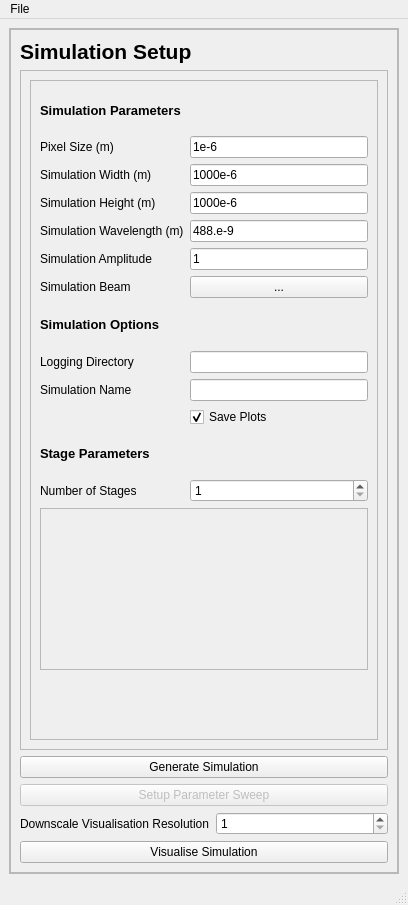
Before: the Qt Designer form juno/ui/qtdesigner_files/SimulationSetup.ui in DeMarcoLab/juno, drawn with Qt 5.
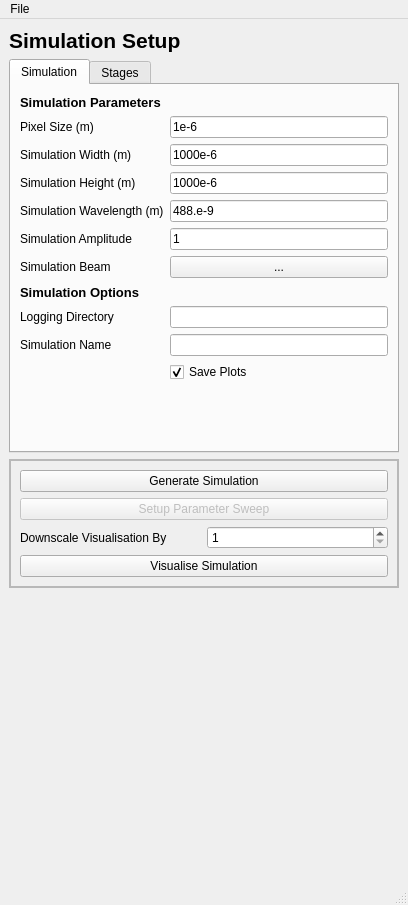
After: the same form once the commit is applied.

Commit message: [UI] update ui layout to fit on screen

```diff
--- a/juno/ui/qtdesigner_files/SimulationSetup.ui
+++ b/juno/ui/qtdesigner_files/SimulationSetup.ui
@@ -15,121 +15,28 @@
   </property>
   <widget class="QWidget" name="centralwidget">
    <layout class="QGridLayout" name="gridLayout">
-    <item row="0" column="0">
-     <widget class="QFrame" name="frame">
-      <property name="frameShape">
-       <enum>QFrame::StyledPanel</enum>
-      </property>
-      <property name="frameShadow">
-       <enum>QFrame::Raised</enum>
-      </property>
-      <layout class="QGridLayout" name="gridLayout_2">
-       <property name="leftMargin">
+    <item row="1" column="0">
+     <widget class="QTabWidget" name="tabWidget">
+      <property name="currentIndex">
         <number>0</number>
        </property>
-       <property name="topMargin">
-        <number>0</number>
-       </property>
-       <property name="rightMargin">
-        <number>0</number>
-       </property>
-       <property name="bottomMargin">
-        <number>0</number>
-       </property>
-       <property name="spacing">
-        <number>0</number>
-       </property>
-       <item row="0" column="0">
-        <widget class="QFrame" name="frame_2">
-         <property name="maximumSize">
-          <size>
-           <width>16777215</width>
-           <height>16777215</height>
-          </size>
-         </property>
-         <property name="frameShape">
-          <enum>QFrame::StyledPanel</enum>
-         </property>
-         <property name="frameShadow">
-          <enum>QFrame::Raised</enum>
-         </property>
-         <layout class="QGridLayout" name="gridLayout_3">
-          <item row="0" column="0">
-           <widget class="QLabel" name="label">
-            <property name="maximumSize">
-             <size>
-              <width>16777215</width>
-              <height>200</height>
-             </size>
-            </property>
-            <property name="font">
-             <font>
-              <pointsize>16</pointsize>
-              <weight>75</weight>
-              <bold>true</bold>
-             </font>
-            </property>
-            <property name="text">
-             <string>Simulation Setup</string>
-            </property>
-           </widget>
-          </item>
-          <item row="1" column="0" colspan="2">
-           <widget class="QScrollArea" name="scrollArea">
-            <property name="widgetResizable">
-             <bool>true</bool>
-            </property>
-            <widget class="QWidget" name="scrollAreaWidgetContents_2">
-             <property name="geometry">
-              <rect>
-               <x>0</x>
-               <y>0</y>
-               <width>366</width>
-               <height>678</height>
-              </rect>
-             </property>
-             <layout class="QGridLayout" name="gridLayout_5">
-              <item row="0" column="0">
-               <widget class="QFrame" name="frame_4">
-                <property name="frameShape">
-                 <enum>QFrame::StyledPanel</enum>
-                </property>
-                <property name="frameShadow">
-                 <enum>QFrame::Raised</enum>
-                </property>
-                <layout class="QGridLayout" name="gridLayout_4">
-                 <item row="7" column="0">
-                  <widget class="QLabel" name="label_sim_wavelength">
-                   <property name="text">
-                    <string>Simulation Wavelength (m)</string>
-                   </property>
-                  </widget>
-                 </item>
-                 <item row="21" column="0" colspan="2">
-                  <spacer name="verticalSpacer">
-                   <property name="orientation">
-                    <enum>Qt::Vertical</enum>
-                   </property>
-                   <property name="sizeType">
-                    <enum>QSizePolicy::Maximum</enum>
-                   </property>
-                   <property name="sizeHint" stdset="0">
-                    <size>
-                     <width>20</width>
-                     <height>60</height>
-                    </size>
-                   </property>
-                  </spacer>
-                 </item>
-                 <item row="8" column="0">
+      <widget class="QWidget" name="tab_simulation">
+       <attribute name="title">
+        <string>Simulation</string>
+       </attribute>
+       <layout class="QGridLayout" name="gridLayout_6">
+        <item row="8" column="1">
+         <widget class="QLineEdit" name="lineEdit_log_dir"/>
+        </item>
+        <item row="5" column="0">
                   <widget class="QLabel" name="label_sim_amplitude">
                    <property name="text">
                     <string>Simulation Amplitude</string>
                    </property>
                   </widget>
                  </item>
-                 <item row="14" column="0">
-                  <widget class="QLabel" name="label_stage_parameters_title">
+        <item row="7" column="0">
+         <widget class="QLabel" name="label_options_title">
                    <property name="font">
                     <font>
                      <pointsize>10</pointsize>
@@ -138,54 +45,18 @@
                     </font>
                    </property>
                    <property name="text">
-                    <string>Stage Parameters</string>
+           <string>Simulation Options</string>
                    </property>
                   </widget>
                  </item>
-                 <item row="5" column="0">
+        <item row="2" column="0">
                   <widget class="QLabel" name="label_sim_width">
                    <property name="text">
                     <string>Simulation Width (m)</string>
                    </property>
                   </widget>
                  </item>
-                 <item row="15" column="1">
-                  <widget class="QSpinBox" name="spinBox_sim_num_stages">
-                   <property name="minimum">
-                    <number>1</number>
-                   </property>
-                   <property name="maximum">
-                    <number>10</number>
-                   </property>
-                   <property name="singleStep">
-                    <number>1</number>
-                   </property>
-                  </widget>
-                 </item>
-                 <item row="17" column="0" rowspan="4" colspan="2">
-                  <widget class="QScrollArea" name="scrollArea_stages">
-                   <property name="minimumSize">
-                    <size>
-                     <width>0</width>
-                     <height>0</height>
-                    </size>
-                   </property>
-                   <property name="widgetResizable">
-                    <bool>true</bool>
-                   </property>
-                   <widget class="QWidget" name="scrollAreaWidgetContents">
-                    <property name="geometry">
-                     <rect>
-                      <x>0</x>
-                      <y>0</y>
-                      <width>326</width>
-                      <height>167</height>
-                     </rect>
-                    </property>
-                   </widget>
-                  </widget>
-                 </item>
-                 <item row="0" column="0" colspan="2">
+        <item row="0" column="0">
                   <widget class="QLabel" name="label_sim_param_title">
                    <property name="font">
                     <font>
@@ -200,41 +71,58 @@
                   </widget>
                  </item>
                  <item row="9" column="1">
-                  <widget class="QPushButton" name="pushButton_sim_beam">
-                   <property name="text">
-                    <string>...</string>
-                   </property>
-                  </widget>
-                 </item>
-                 <item row="9" column="0">
+         <widget class="QLineEdit" name="lineEdit_sim_name"/>
+        </item>
+        <item row="6" column="0">
                   <widget class="QLabel" name="label_sim_beam">
                    <property name="text">
                     <string>Simulation Beam</string>
                    </property>
                   </widget>
                  </item>
-                 <item row="10" column="0">
-                  <widget class="QLabel" name="label_options_title">
-                   <property name="font">
-                    <font>
-                     <pointsize>10</pointsize>
-                     <weight>75</weight>
-                     <bold>true</bold>
-                    </font>
-                   </property>
-                   <property name="text">
-                    <string>Simulation Options</string>
-                   </property>
-                  </widget>
-                 </item>
-                 <item row="3" column="1">
+        <item row="1" column="1">
                   <widget class="QLineEdit" name="lineEdit_pixel_size">
                    <property name="text">
                     <string>1e-6</string>
                    </property>
                   </widget>
                  </item>
-                 <item row="13" column="1">
+        <item row="4" column="0">
+         <widget class="QLabel" name="label_sim_wavelength">
+          <property name="text">
+           <string>Simulation Wavelength (m)</string>
+          </property>
+         </widget>
+        </item>
+        <item row="9" column="0">
+         <widget class="QLabel" name="label_sim_name">
+          <property name="text">
+           <string>Simulation Name</string>
+          </property>
+         </widget>
+        </item>
+        <item row="6" column="1">
+         <widget class="QPushButton" name="pushButton_sim_beam">
+          <property name="text">
+           <string>...</string>
+          </property>
+         </widget>
+        </item>
+        <item row="8" column="0">
+         <widget class="QLabel" name="label_2">
+          <property name="text">
+           <string>Logging Directory</string>
+          </property>
+         </widget>
+        </item>
+        <item row="2" column="1">
+         <widget class="QLineEdit" name="lineEdit_sim_width">
+          <property name="text">
+           <string>1000e-6</string>
+          </property>
+         </widget>
+        </item>
+        <item row="10" column="1">
                   <widget class="QCheckBox" name="checkBox_save_plot">
                    <property name="text">
                     <string>Save Plots</string>
@@ -244,90 +132,202 @@
                    </property>
                   </widget>
                  </item>
-                 <item row="8" column="1">
-                  <widget class="QLineEdit" name="lineEdit_sim_amplitude">
+        <item row="3" column="1">
+         <widget class="QLineEdit" name="lineEdit_sim_height">
                    <property name="text">
-                    <string>1</string>
+           <string>1000e-6</string>
                    </property>
                   </widget>
                  </item>
-                 <item row="12" column="1">
-                  <widget class="QLineEdit" name="lineEdit_sim_name"/>
-                 </item>
-                 <item row="6" column="0">
-                  <widget class="QLabel" name="label_sim_height">
-                   <property name="text">
-                    <string>Simulation Height (m)</string>
-                   </property>
-                  </widget>
-                 </item>
-                 <item row="3" column="0">
+        <item row="1" column="0">
                   <widget class="QLabel" name="label_pixel_size">
                    <property name="text">
                     <string>Pixel Size (m)</string>
                    </property>
                   </widget>
                  </item>
-                 <item row="6" column="1">
-                  <widget class="QLineEdit" name="lineEdit_sim_height">
-                   <property name="text">
-                    <string>1000e-6</string>
-                   </property>
-                  </widget>
-                 </item>
-                 <item row="15" column="0">
-                  <widget class="QLabel" name="label_sim_num_stages">
-                   <property name="text">
-                    <string>Number of Stages</string>
-                   </property>
-                  </widget>
-                 </item>
-                 <item row="7" column="1">
+        <item row="4" column="1">
                   <widget class="QLineEdit" name="lineEdit_sim_wavelength">
                    <property name="text">
                     <string>488.e-9</string>
                    </property>
                   </widget>
                  </item>
-                 <item row="11" column="1">
-                  <widget class="QLineEdit" name="lineEdit_log_dir"/>
+        <item row="3" column="0">
+         <widget class="QLabel" name="label_sim_height">
+          <property name="text">
+           <string>Simulation Height (m)</string>
+          </property>
+         </widget>
                  </item>
                  <item row="5" column="1">
-                  <widget class="QLineEdit" name="lineEdit_sim_width">
+         <widget class="QLineEdit" name="lineEdit_sim_amplitude">
                    <property name="text">
-                    <string>1000e-6</string>
+           <string>1</string>
                    </property>
                   </widget>
                  </item>
-                 <item row="12" column="0">
-                  <widget class="QLabel" name="label_sim_name">
+        <item row="11" column="0" colspan="2">
+         <spacer name="verticalSpacer">
+          <property name="orientation">
+           <enum>Qt::Vertical</enum>
+          </property>
+          <property name="sizeType">
+           <enum>QSizePolicy::Maximum</enum>
+          </property>
+          <property name="sizeHint" stdset="0">
+           <size>
+            <width>20</width>
+            <height>60</height>
+           </size>
+          </property>
+         </spacer>
+        </item>
+       </layout>
+      </widget>
+      <widget class="QWidget" name="tab_stages">
+       <attribute name="title">
+        <string>Stages</string>
+       </attribute>
+       <layout class="QGridLayout" name="gridLayout_7">
+        <item row="1" column="0">
+         <widget class="QLabel" name="label_sim_num_stages">
                    <property name="text">
-                    <string>Simulation Name</string>
+           <string>Number of Stages</string>
                    </property>
                   </widget>
                  </item>
-                 <item row="11" column="0">
-                  <widget class="QLabel" name="label_2">
-                   <property name="text">
-                    <string>Logging Directory</string>
-                   </property>
-                  </widget>
-                 </item>
-                </layout>
-               </widget>
-              </item>
-             </layout>
+        <item row="1" column="1">
+         <widget class="QSpinBox" name="spinBox_sim_num_stages">
+          <property name="minimum">
+           <number>1</number>
+          </property>
+          <property name="maximum">
+           <number>10</number>
+          </property>
+          <property name="singleStep">
+           <number>1</number>
+          </property>
+         </widget>
+        </item>
+        <item row="0" column="0">
+         <widget class="QLabel" name="label_stage_parameters_title">
+          <property name="font">
+           <font>
+            <pointsize>10</pointsize>
+            <weight>75</weight>
+            <bold>true</bold>
+           </font>
+          </property>
+          <property name="text">
+           <string>Stage Parameters</string>
+          </property>
+         </widget>
+        </item>
+        <item row="2" column="0" colspan="2">
+         <widget class="QScrollArea" name="scrollArea_stages">
+          <property name="minimumSize">
+           <size>
+            <width>0</width>
+            <height>0</height>
+           </size>
+          </property>
+          <property name="widgetResizable">
+           <bool>true</bool>
+          </property>
+          <widget class="QWidget" name="scrollAreaWidgetContents">
+           <property name="geometry">
+            <rect>
+             <x>0</x>
+             <y>0</y>
+             <width>364</width>
+             <height>141</height>
+            </rect>
+           </property>
             </widget>
            </widget>
           </item>
           <item row="3" column="0" colspan="2">
-           <widget class="QPushButton" name="pushButton_generate_simulation">
+         <spacer name="verticalSpacer_3">
+          <property name="orientation">
+           <enum>Qt::Vertical</enum>
+          </property>
+          <property name="sizeHint" stdset="0">
+           <size>
+            <width>20</width>
+            <height>40</height>
+           </size>
+          </property>
+         </spacer>
+        </item>
+       </layout>
+      </widget>
+     </widget>
+    </item>
+    <item row="8" column="0">
+     <widget class="QFrame" name="frame">
+      <property name="frameShape">
+       <enum>QFrame::StyledPanel</enum>
+      </property>
+      <property name="frameShadow">
+       <enum>QFrame::Raised</enum>
+      </property>
+      <layout class="QGridLayout" name="gridLayout_2">
+       <property name="leftMargin">
+        <number>0</number>
+       </property>
+       <property name="topMargin">
+        <number>0</number>
+       </property>
+       <property name="rightMargin">
+        <number>0</number>
+       </property>
+       <property name="bottomMargin">
+        <number>0</number>
+       </property>
+       <property name="spacing">
+        <number>0</number>
+       </property>
+       <item row="0" column="0">
+        <widget class="QFrame" name="frame_2">
+         <property name="maximumSize">
+          <size>
+           <width>16777215</width>
+           <height>16777215</height>
+          </size>
+         </property>
+         <property name="frameShape">
+          <enum>QFrame::StyledPanel</enum>
+         </property>
+         <property name="frameShadow">
+          <enum>QFrame::Raised</enum>
+         </property>
+         <layout class="QGridLayout" name="gridLayout_3">
+          <item row="8" column="1">
+           <widget class="QSpinBox" name="spinBox_visualisation_scale">
+            <property name="minimum">
+             <number>1</number>
+            </property>
+            <property name="maximum">
+             <number>1000</number>
+            </property>
+           </widget>
+          </item>
+          <item row="8" column="0">
+           <widget class="QLabel" name="label_visualisation_scale">
             <property name="text">
-             <string>Generate Simulation</string>
+             <string>Downscale Visualisation By</string>
             </property>
            </widget>
           </item>
-          <item row="4" column="0" colspan="2">
+          <item row="9" column="0" colspan="2">
+           <widget class="QPushButton" name="pushButton_visualise_simulation">
+            <property name="text">
+             <string>Visualise Simulation</string>
+            </property>
+           </widget>
+          </item>
+          <item row="6" column="0" colspan="2">
            <widget class="QPushButton" name="pushButton_setup_parameter_sweep">
             <property name="enabled">
              <bool>false</bool>
@@ -337,36 +337,52 @@
             </property>
            </widget>
           </item>
-          <item row="7" column="0" colspan="2">
-           <widget class="QPushButton" name="pushButton_visualise_simulation">
+          <item row="2" column="0" colspan="2">
+           <widget class="QPushButton" name="pushButton_generate_simulation">
             <property name="text">
-             <string>Visualise Simulation</string>
+             <string>Generate Simulation</string>
             </property>
            </widget>
           </item>
-          <item row="5" column="0">
-           <widget class="QLabel" name="label_visualisation_scale">
-            <property name="text">
-             <string>Downscale Visualisation Resolution</string>
-            </property>
-           </widget>
-          </item>
-          <item row="5" column="1">
-           <widget class="QSpinBox" name="spinBox_visualisation_scale">
-            <property name="minimum">
-             <number>1</number>
-            </property>
-            <property name="maximum">
-             <number>1000</number>
-            </property>
-           </widget>
-          </item>
+         </layout>
+        </widget>
+       </item>
          </layout>
         </widget>
        </item>
-      </layout>
+    <item row="0" column="0">
+     <widget class="QLabel" name="label">
+      <property name="maximumSize">
+       <size>
+        <width>16777215</width>
+        <height>200</height>
+       </size>
+      </property>
+      <property name="font">
+       <font>
+        <pointsize>16</pointsize>
+        <weight>75</weight>
+        <bold>true</bold>
+       </font>
+      </property>
+      <property name="text">
+       <string>Simulation Setup</string>
+      </property>
      </widget>
     </item>
+    <item row="9" column="0">
+     <spacer name="verticalSpacer_2">
+      <property name="orientation">
+       <enum>Qt::Vertical</enum>
+      </property>
+      <property name="sizeHint" stdset="0">
+       <size>
+        <width>20</width>
+        <height>40</height>
+       </size>
+      </property>
+     </spacer>
+    </item>
    </layout>
   </widget>
   <widget class="QMenuBar" name="menubar">
```
Left out of the diff: 12 changed lines with no effect on the pictures. Lines whose indentation alone changed are shown as unchanged. The commit also changes 2 other files.
